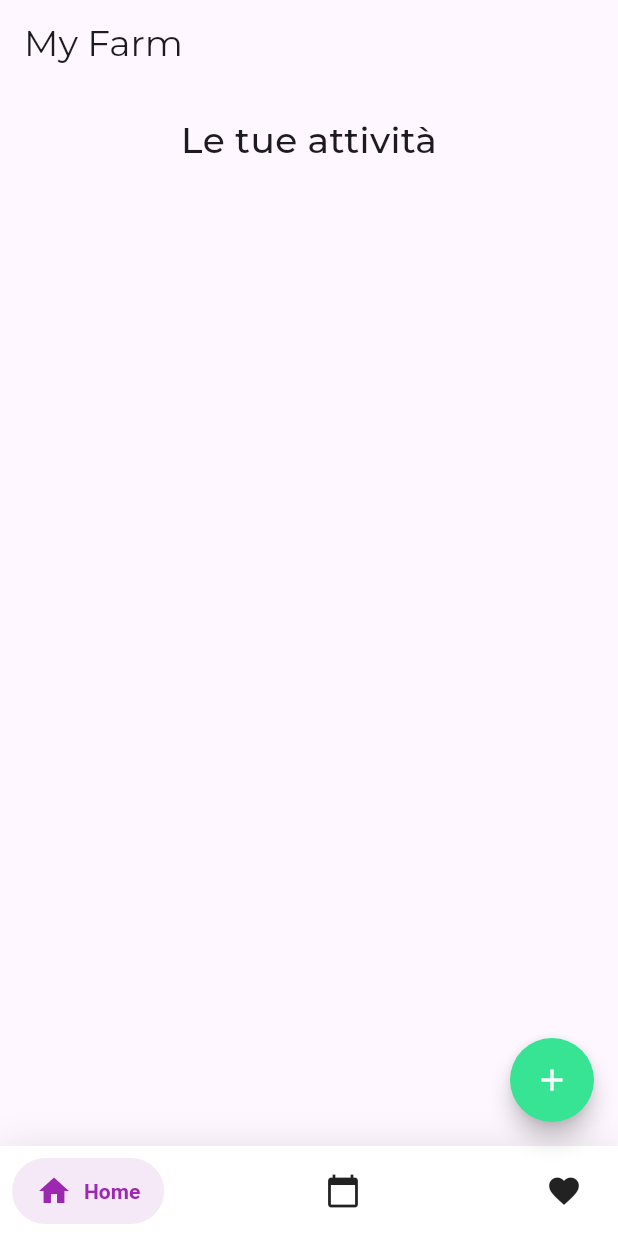
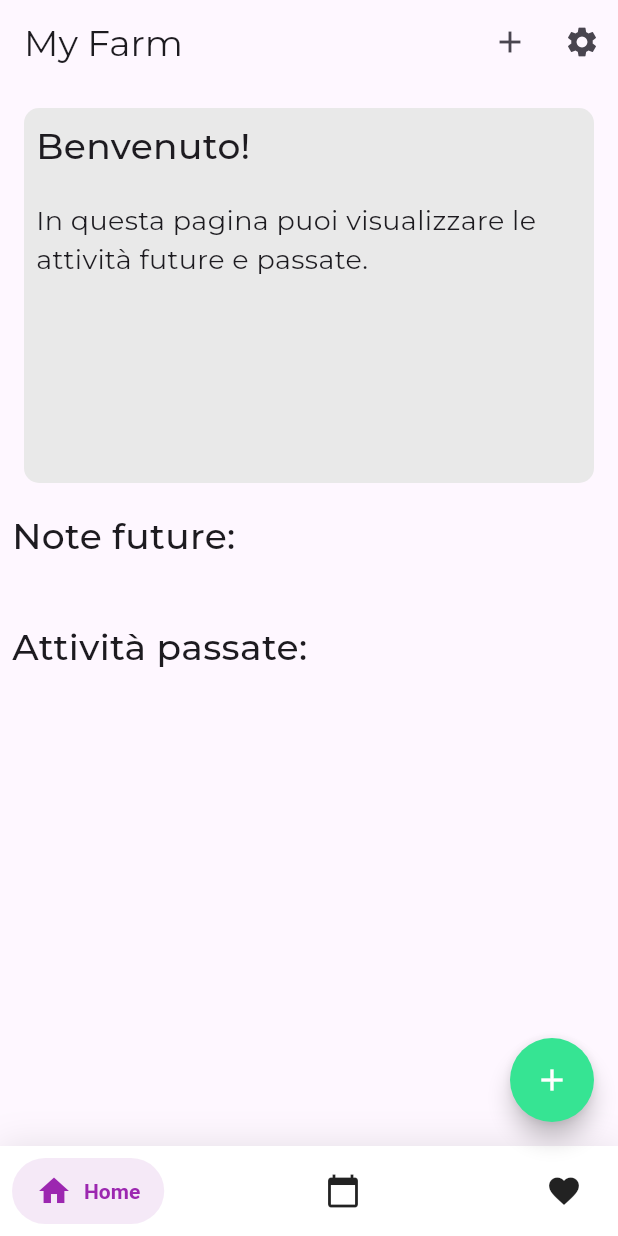
Before and after one commit to Gabsca2001/MyFarm, a Flutter app: the screen it shows after launch, on a phone screen of 412 x 824 dp. Run offline on Flutter 3.47's test engine with Material 3 defaults, Android fonts, the phone set to English and light mode, and no system bars; drawn by our look-alikes of flutter_expandable_fab, salomon_bottom_bar; our stand-ins replace go_router, google_fonts, shared_preferences, table_calendar.

Commit message:
homePage implementation

```diff
--- a/my_farm/lib/routes.dart
+++ b/my_farm/lib/routes.dart
@@ -78,6 +78,20 @@ class _BottomNavigationBarWidgetState extends State<BottomNavigationBarWidget> {
     return Scaffold(
       appBar: AppBar(
         title: const Text('My Farm'),
+        actions: [
+          IconButton(
+            icon: const Icon(Icons.add),
+            onPressed: () {
+              context.go('/insertData');
+            },
+          ),
+          IconButton(
+            icon: const Icon(Icons.settings),
+            onPressed: () {
+              // Open settings page
+            },
+          ),
+        ],
       ),
       body: widget.child,
       floatingActionButtonLocation: ExpandableFab.location,
--- a/my_farm/lib/screens/homePage.dart
+++ b/my_farm/lib/screens/homePage.dart
@@ -36,12 +36,52 @@ class _HomePageState extends State<HomePage> {
 
   @override
   Widget build(BuildContext context) {
+
+    List<Activity> futureActivities = _activities.where((activity) => activity.date.isAfter(DateTime.now())).toList();
+    List<Activity> pastActivities = _activities.where((activity) => activity.date.isBefore(DateTime.now())).toList();
+
     return SingleChildScrollView(
+      child: Padding(
+        padding: const EdgeInsets.all(8.0),
         child: Column(
+          mainAxisAlignment: MainAxisAlignment.center,
+          crossAxisAlignment: CrossAxisAlignment.start,
           children: [
-          const SizedBox(height: 20),
+            Container(
+              width: double.infinity,
+              height: 250,
+              margin: const EdgeInsets.all(8),
+              decoration: BoxDecoration(
+                color: Color.fromARGB(255, 233, 233, 233),
+                borderRadius: BorderRadius.circular(10),
+              ),
+              child: const Padding(
+                padding: EdgeInsets.all(8.0),
+                child: Column(
+                  mainAxisAlignment: MainAxisAlignment.start,
+                  crossAxisAlignment: CrossAxisAlignment.start,
+                  children: [
+                    Text(
+                      'Benvenuto!',
+                      style: TextStyle(
+                        fontSize: 24,
+                        fontWeight: FontWeight.w500,
+                      ),
+                    ),
+                    SizedBox(height: 20),
+                    Text(
+                      'In questa pagina puoi visualizzare le attività future e passate.',
+                      style: TextStyle(
+                        fontSize: 18,
+                      ),
+                    ),
+                  ],
+                ),
+              ),
+            ),
+            const SizedBox(height: 10),
             const Text(
-            'Le tue attività',
+              'Note future:',
               style: TextStyle(
                 fontSize: 24,
                 fontWeight: FontWeight.w500,
@@ -50,15 +90,44 @@ class _HomePageState extends State<HomePage> {
             const SizedBox(height: 20),
             //mostra le attività
             SizedBox(
-            height: 300,
               child: ListView.builder(
                 shrinkWrap: true,
-              itemCount: _activities.length,
+                itemCount: futureActivities.length,
+                itemBuilder: (context, index) {
+                  return Card(
+                    color: const Color.fromARGB(255, 141, 231, 144),
+                    child: ListTile(
+                      title: Text(futureActivities[index].name),
+                      subtitle: Text(futureActivities[index].description!),
+                      trailing: IconButton(
+                        icon: const Icon(Icons.delete),
+                        onPressed: () {
+                          _deleteActivity(index);
+                        },
+                      ),
+                    ),
+                  );
+                },
+              ),
+            ),
+            const SizedBox(height: 20),
+            const Text(
+              'Attività passate:',
+              style: TextStyle(
+                fontSize: 24,
+                fontWeight: FontWeight.w500,
+              ),
+            ),
+            const SizedBox(height: 20),
+            SizedBox(
+              child: ListView.builder(
+                shrinkWrap: true,
+                itemCount: pastActivities.length,
                 itemBuilder: (context, index) {
                   return Card(
                     child: ListTile(
-                    title: Text(_activities[index].name),
-                    subtitle: Text(_activities[index].description!),
+                      title: Text(pastActivities[index].name),
+                      subtitle: Text(pastActivities[index].description!),
                       trailing: IconButton(
                         icon: const Icon(Icons.delete),
                         onPressed: () {
@@ -72,6 +141,7 @@ class _HomePageState extends State<HomePage> {
             ),
           ],
         ),
+      ),
     );
   }
 
```
Lines whose indentation alone changed are shown as unchanged.
